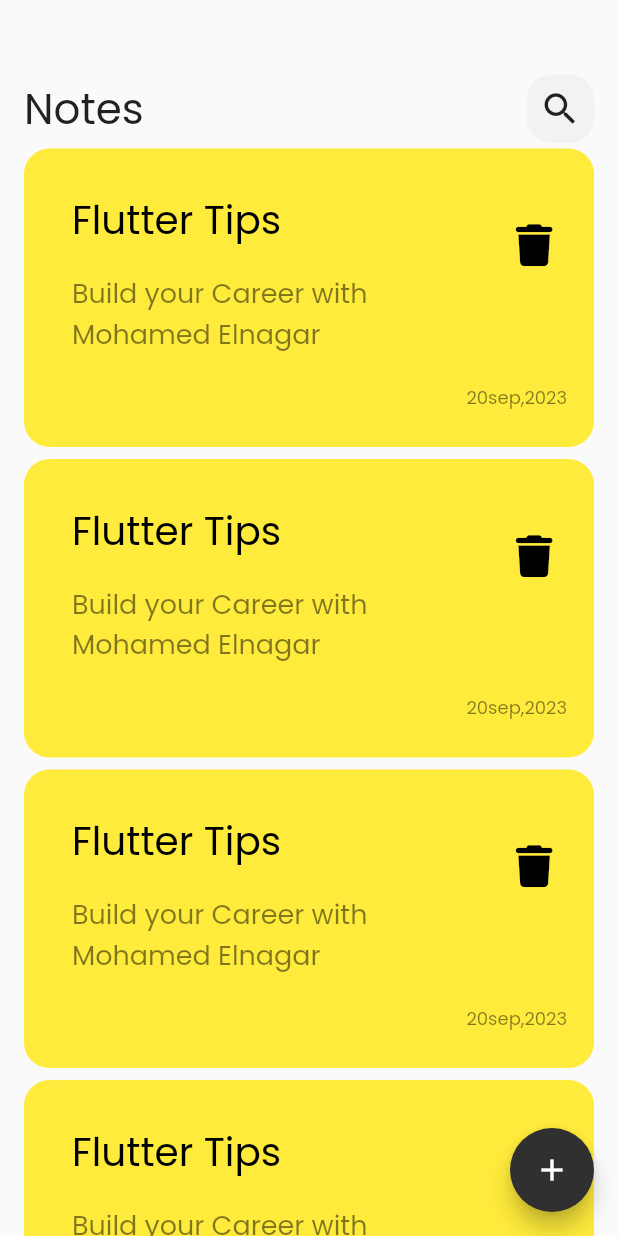
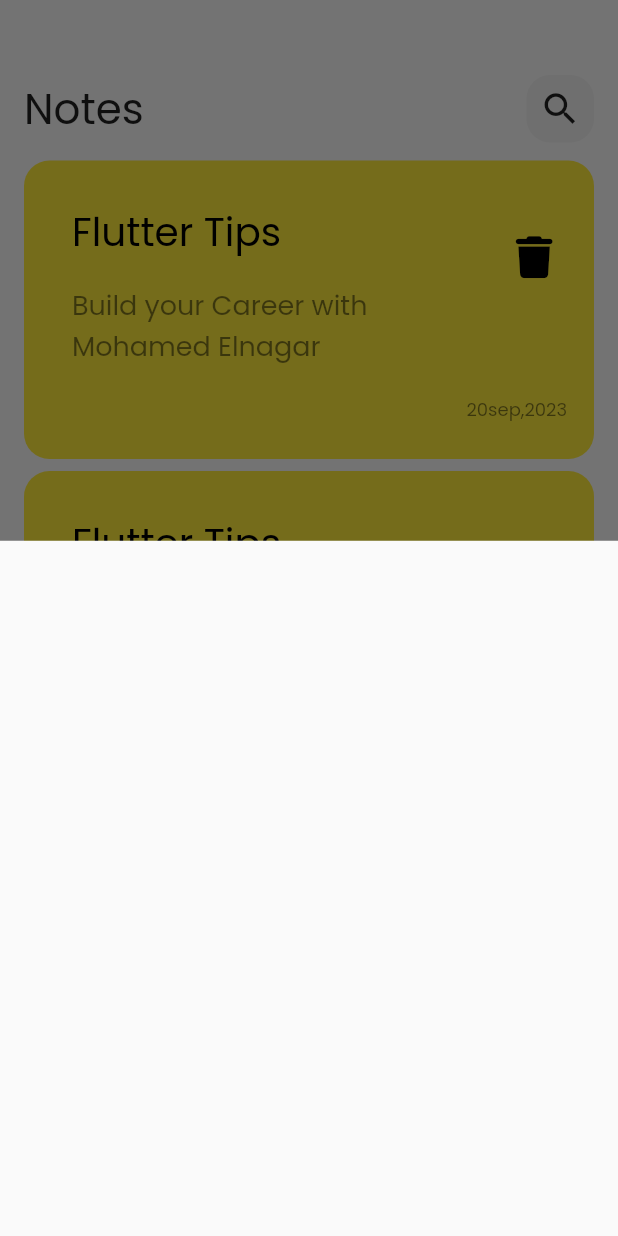
Before and after one commit to mohamed-elnagar0/Notes_App, a Flutter app: the screen it shows after launch, after a tap on the "add" icon, on a phone screen of 412 x 824 dp. Run offline on Flutter 3.47's test engine with Material 2 defaults, Android fonts, the phone set to English and light mode, and no system bars; our stand-ins replace font_awesome_flutter.

```diff
--- a/lib/views/notes_view.dart
+++ b/lib/views/notes_view.dart
@@ -1,17 +1,24 @@
 import 'package:flutter/material.dart';
 import 'package:notes_app/views/widgets/notes_view_body.dart';
+import 'widgets/add_note_button_sheat.dart';
 
 class NotesView extends StatelessWidget {
   const NotesView({super.key});
   @override
   Widget build(BuildContext context) {
     return Scaffold(
+      body: const NotesViewBody(),
       floatingActionButton: FloatingActionButton(
-        onPressed: () {},
+        onPressed: () {
+          showModalBottomSheet(
+              context: context,
+              builder: (context) {
+                return const AddNoteButtonSheat();
+              });
+        },
         backgroundColor: Colors.grey[850],
         child: const Icon(Icons.add),
       ),
-      body: const NotesViewBody(),
     );
   }
 }
--- /dev/null
+++ b/lib/views/widgets/add_note_button_sheat.dart
@@ -0,0 +1,9 @@
+import 'package:flutter/material.dart';
+
+class AddNoteButtonSheat extends StatelessWidget {
+  const AddNoteButtonSheat({super.key});
+  @override
+  Widget build(BuildContext context) {
+    return Container();
+  }
+}
--- a/lib/views/widgets/notes_list_view.dart
+++ b/lib/views/widgets/notes_list_view.dart
@@ -5,11 +5,16 @@ class NotesListView extends StatelessWidget {
   const NotesListView({super.key});
   @override
   Widget build(BuildContext context) {
-    return ListView.builder(itemBuilder: ((context, index) {
-      return const Padding(
-        padding: EdgeInsets.symmetric(vertical: 4),
-        child: NoteItem(),
-      );
-    }));
+    return Padding(
+      padding: const EdgeInsets.only(top: 8),
+      child: ListView.builder(
+          padding: EdgeInsets.zero,
+          itemBuilder: ((context, index) {
+            return const Padding(
+              padding: EdgeInsets.symmetric(vertical: 4),
+              child: NoteItem(),
+            );
+          })),
+    );
   }
 }
--- a/lib/views/widgets/notes_view_body.dart
+++ b/lib/views/widgets/notes_view_body.dart
@@ -8,7 +8,9 @@ class NotesViewBody extends StatelessWidget {
   @override
   Widget build(BuildContext context) {
     return const Padding(
-      padding: EdgeInsets.symmetric(horizontal: 16),
+      padding: EdgeInsets.symmetric(
+        horizontal: 16,
+      ),
       child: Column(
         children: [
           SizedBox(
```
